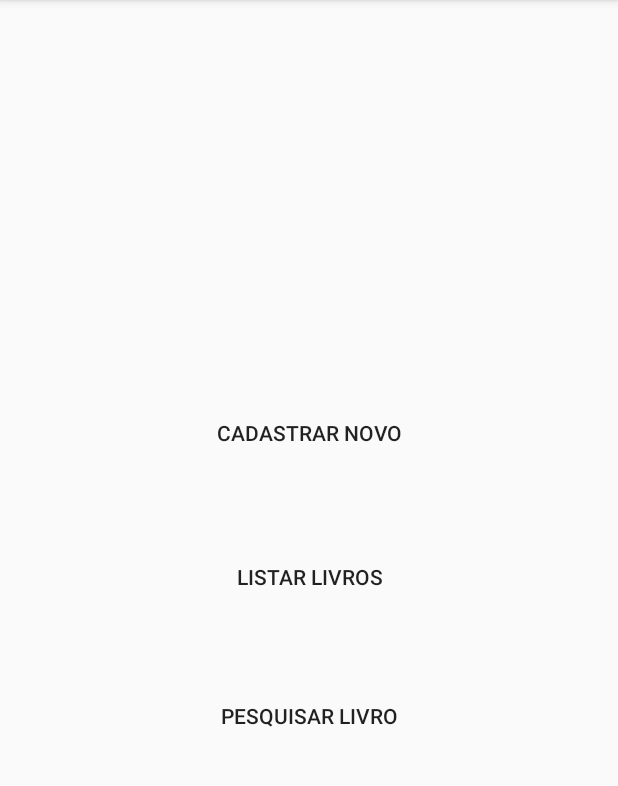
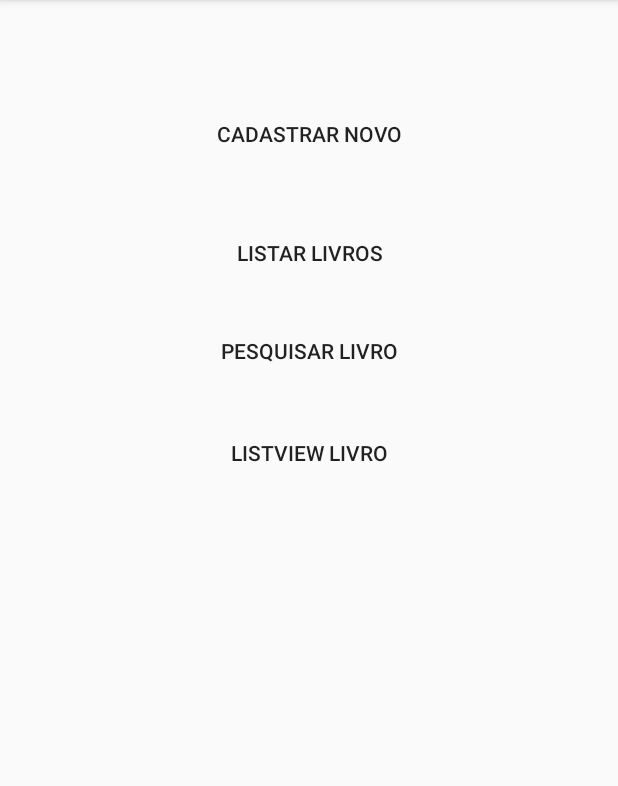
Before and after one commit to brunogeek9/Meus_livros, an Android app: the screen it shows after launch (MainActivity), on a phone screen of 412 x 824 dp, the part 84-870 px from its top. Run offline under Robolectric (Android 15) with nearby library versions, the phone set to English and light mode, and no system bars.

Commit message:
Tela de mostrar livros com list_view implementada

```diff
--- a/app/src/main/AndroidManifest.xml
+++ b/app/src/main/AndroidManifest.xml
@@ -18,7 +18,8 @@
         </activity>
         <activity android:name=".Main2Activity" />
         <activity android:name=".Main3Activity" />
-        <activity android:name=".Main4Activity"></activity>
+        <activity android:name=".Main4Activity" />
+        <activity android:name=".Main5Activity"></activity>
     </application>
 
 </manifest>
--- a/app/src/main/java/com/example/jamelli/meuslivros/MainActivity.java
+++ b/app/src/main/java/com/example/jamelli/meuslivros/MainActivity.java
@@ -43,6 +43,15 @@ public class MainActivity extends AppCompatActivity {
                 startActivity(intent);
             }
         });
+
+        Button bnt_lv = (Button) findViewById(R.id.button8);
+        bnt_lv.setOnClickListener(new View.OnClickListener() {
+            @Override
+            public void onClick(View view) {
+                Intent intent = new Intent(MainActivity.this,Main5Activity.class);
+                startActivity(intent);
+            }
+        });
     }
     public void callSnack(String message){
         Snackbar snack = Snackbar.make(constraint, message, Snackbar.LENGTH_LONG)
--- a/app/src/main/res/layout/activity_main.xml
+++ b/app/src/main/res/layout/activity_main.xml
@@ -12,12 +12,14 @@
         style="@style/Widget.AppCompat.Button.Borderless"
         android:layout_width="150dp"
         android:layout_height="50dp"
-        android:layout_marginBottom="46dp"
         android:text="Cadastrar Novo"
-        app:layout_constraintBottom_toTopOf="@+id/button2"
-        app:layout_constraintLeft_toLeftOf="@+id/button2"
-        tools:layout_constraintBottom_creator="1"
-        tools:layout_constraintLeft_creator="1" />
+        tools:layout_constraintTop_creator="1"
+        tools:layout_constraintRight_creator="1"
+        app:layout_constraintRight_toRightOf="parent"
+        android:layout_marginTop="64dp"
+        tools:layout_constraintLeft_creator="1"
+        app:layout_constraintLeft_toLeftOf="parent"
+        app:layout_constraintTop_toTopOf="parent" />
 
     <Button
         android:id="@+id/button2"
@@ -25,14 +27,16 @@
         android:layout_width="150dp"
         android:layout_height="50dp"
         android:text="Listar Livros"
-        app:layout_constraintBottom_toBottomOf="parent"
-        app:layout_constraintLeft_toLeftOf="parent"
+        tools:layout_constraintTop_creator="1"
+        tools:layout_constraintRight_creator="1"
+        tools:layout_constraintBottom_creator="1"
+        app:layout_constraintBottom_toTopOf="@+id/button7"
         app:layout_constraintRight_toRightOf="parent"
-        app:layout_constraintTop_toTopOf="parent"
-        tools:layout_constraintBottom_creator="1"
+        android:layout_marginTop="29dp"
+        app:layout_constraintTop_toBottomOf="@+id/button"
         tools:layout_constraintLeft_creator="1"
-        tools:layout_constraintRight_creator="1"
-        tools:layout_constraintTop_creator="1" />
+        android:layout_marginBottom="17dp"
+        app:layout_constraintLeft_toLeftOf="parent" />
 
     <Button
         android:id="@+id/button7"
@@ -41,10 +45,24 @@
         android:layout_height="wrap_content"
         android:text="PESQUISAR LIVRO"
         tools:layout_constraintTop_creator="1"
-        android:layout_marginStart="4dp"
-        android:layout_marginTop="44dp"
-        app:layout_constraintTop_toBottomOf="@+id/button2"
+        tools:layout_constraintRight_creator="1"
+        android:layout_marginEnd="4dp"
+        app:layout_constraintRight_toRightOf="@+id/button2"
+        android:layout_marginTop="96dp"
+        app:layout_constraintTop_toBottomOf="@+id/button"
+        android:layout_marginRight="4dp" />
+
+    <Button
+        android:id="@+id/button8"
+        style="@style/Widget.AppCompat.Button.Borderless"
+        android:layout_width="wrap_content"
+        android:layout_height="wrap_content"
+        android:text="ListView Livro"
+        tools:layout_constraintTop_creator="1"
+        android:layout_marginStart="6dp"
+        android:layout_marginTop="20dp"
+        app:layout_constraintTop_toBottomOf="@+id/button7"
         tools:layout_constraintLeft_creator="1"
-        app:layout_constraintLeft_toLeftOf="@+id/button2"
-        android:layout_marginLeft="4dp" />
+        app:layout_constraintLeft_toLeftOf="@+id/button7"
+        android:layout_marginLeft="6dp" />
 </android.support.constraint.ConstraintLayout>
```
Also changed, not shown: app/src/main/java/com/example/jamelli/meuslivros/LivrosAdapter.java (added, +62 -0 lines), app/src/main/java/com/example/jamelli/meuslivros/Main5Activity.java (added, +35 -0 lines), app/src/main/java/com/example/jamelli/meuslivros/ViewHolder.java (added, +21 -0 lines), app/src/main/res/layout/activity_main5.xml (added, +14 -0 lines), app/src/main/res/layout/layout_inflado.xml (added, +51 -0 lines).
